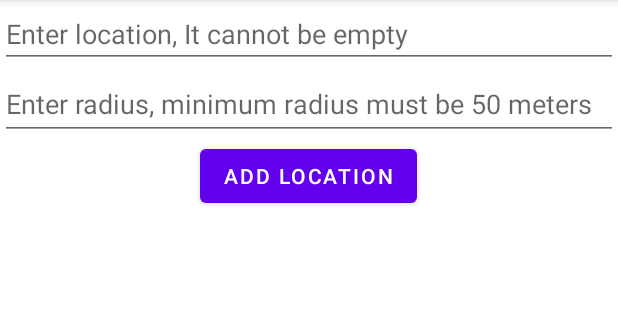
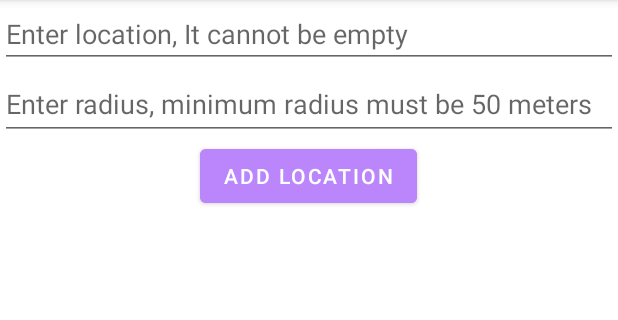
Before and after one commit to dietzl/FinalProject, an Android app: the AddLocationFragment screen opened through its navigation route, on a phone screen of 412 x 824 dp, the part 84-404 px from its top. Run offline under Robolectric (Android 15) with nearby library versions, the phone set to English and light mode, and no system bars; our stand-ins replace Room's generated code, navigation-ui.

Commit message:
Small XML changes

```diff
--- a/app/src/main/java/com/cs492/ringmanager/ui/LocationsFragment.kt
+++ b/app/src/main/java/com/cs492/ringmanager/ui/LocationsFragment.kt
@@ -1,8 +1,14 @@
 package com.cs492.ringmanager.ui
 
+import android.graphics.PorterDuff
+import android.graphics.drawable.Drawable
+import android.graphics.drawable.Icon
 import android.os.Bundle
 import androidx.fragment.app.Fragment
 import android.view.View
+import android.widget.ImageView
+import androidx.core.content.res.ResourcesCompat
+import androidx.core.graphics.drawable.DrawableCompat
 import androidx.fragment.app.viewModels
 import androidx.navigation.fragment.findNavController
 import androidx.recyclerview.widget.LinearLayoutManager
--- a/app/src/main/res/drawable/ic_add_foreground.xml
+++ b/app/src/main/res/drawable/ic_add_foreground.xml
@@ -3,7 +3,7 @@
     android:height="108dp"
     android:viewportWidth="108"
     android:viewportHeight="108"
-    android:tint="#000000">
+    android:tint="#FFFFFFFF">
   <group android:scaleX="2.61"
       android:scaleY="2.61"
       android:translateX="22.68"
--- a/app/src/main/res/layout/add_locations_fragment.xml
+++ b/app/src/main/res/layout/add_locations_fragment.xml
@@ -1,5 +1,6 @@
 <?xml version="1.0" encoding="utf-8"?>
 <LinearLayout xmlns:android="http://schemas.android.com/apk/res/android"
+    xmlns:app="http://schemas.android.com/apk/res-auto"
     android:orientation="vertical"
     android:layout_width="match_parent"
     android:layout_height="match_parent">
@@ -22,7 +23,9 @@
         android:layout_width="wrap_content"
         android:layout_height="wrap_content"
         android:layout_gravity="center"
-        android:text="@string/button_add_location_text"/>
+        android:backgroundTint="@color/purple_200"
+        android:text="@string/button_add_location_text"
+        app:iconTint="@color/purple_200" />
 
 
 </LinearLayout>
--- a/app/src/main/res/layout/locations_fragment.xml
+++ b/app/src/main/res/layout/locations_fragment.xml
@@ -18,8 +18,10 @@
         android:layout_height="wrap_content"
         android:layout_gravity="bottom|end"
         android:layout_margin="16dp"
-        android:backgroundTint="@color/purple_500"
-        android:src="@drawable/ic_add_foreground" />
+        android:backgroundTint="@color/purple_200"
+        android:src="@drawable/ic_add_foreground"
+        android:tint="@color/white"
+        app:fabSize="auto" />
 
 
 </androidx.coordinatorlayout.widget.CoordinatorLayout>
```
